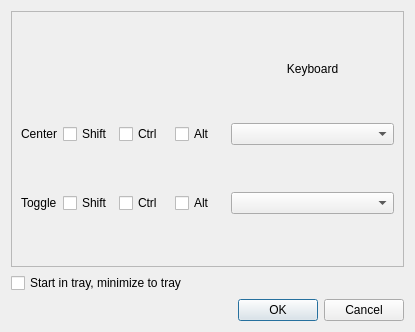
First picture: the form in opentrack/keyboard.ui, repository opentrack/opentrack, before the edit.
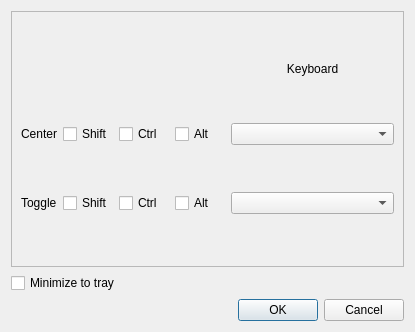
Second picture: the form after the edit. Icons and pictures are not drawn.

Commit message: nonsensical to start in tray, remove

Patch:
```diff
--- a/opentrack/keyboard.ui
+++ b/opentrack/keyboard.ui
@@ -206,7 +206,7 @@
    <item>
     <widget class="QCheckBox" name="trayp">
      <property name="text">
-      <string>Start in tray, minimize to tray</string>
+      <string>Minimize to tray</string>
      </property>
     </widget>
    </item>
```
The commit also changes 1 other file.
